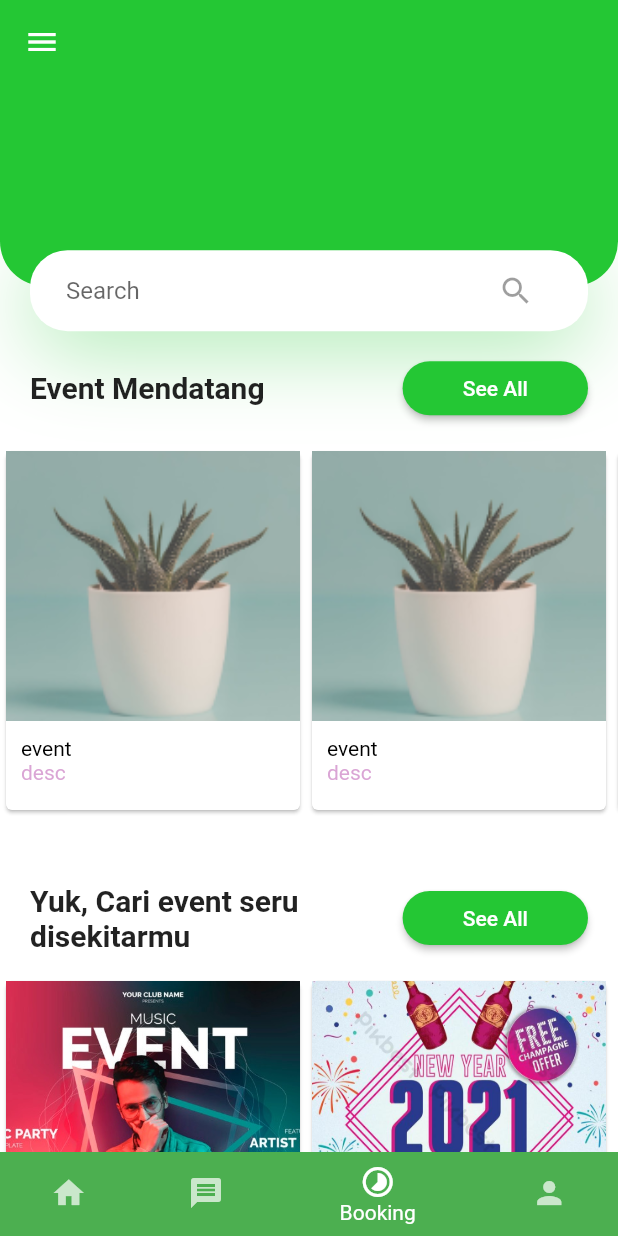
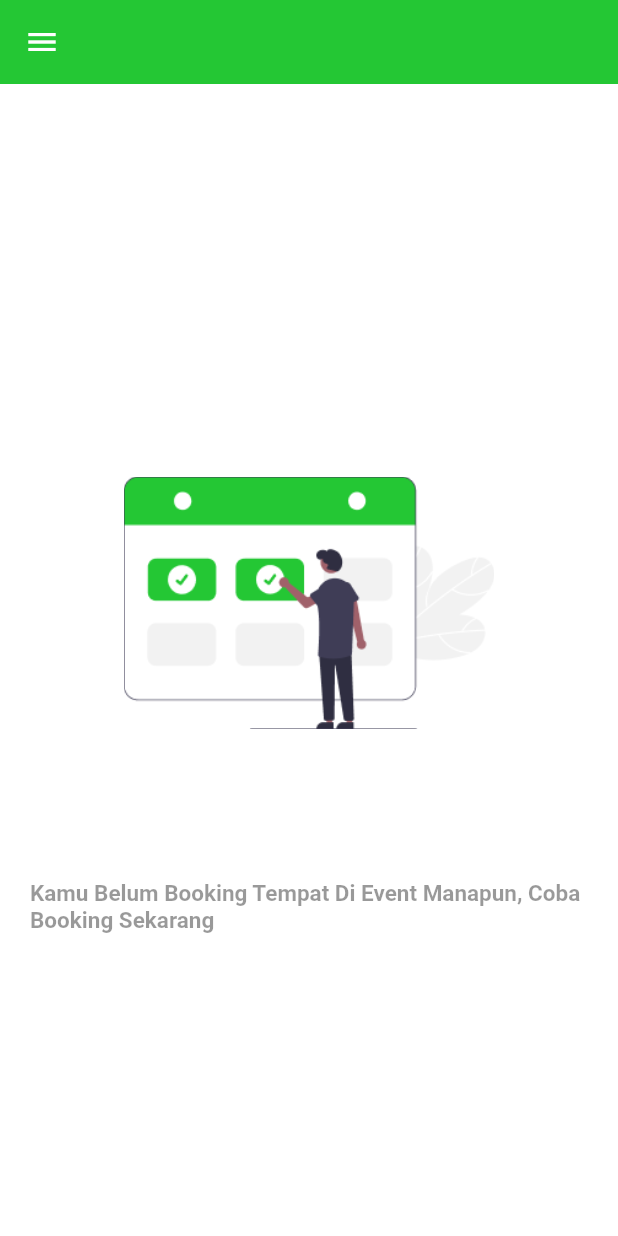
Before and after one commit to mrcad22/hackathon_garudahacks, a Flutter app: the HomePage screen opened directly, item 3 of the bottom bar chosen, on a phone screen of 412 x 824 dp. Run offline on Flutter 3.47's test engine with Material 2 defaults, Android fonts, the phone set to English and light mode, and no system bars; our stand-ins replace flutter_svg.

Commit message:
# frontend : apk name

```diff
--- /dev/null
+++ b/Frontend/lib/detail_page/booking_page.dart
@@ -0,0 +1,32 @@
+import 'package:flutter/material.dart';
+import 'package:flutter_svg/flutter_svg.dart';
+import 'package:gelarlapak/_constant.dart';
+import 'package:gelarlapak/detail_page/body.dart';
+
+class BokingPage extends StatelessWidget{
+  @override
+  Widget build(BuildContext context){
+    Size size = MediaQuery.of(context).size;
+    return Scaffold(
+      appBar: AppBar(
+            elevation: 0,
+            leading: IconButton(
+              icon: Icon(Icons.menu, color: Colors.white),
+              onPressed: null,
+            ),
+          ),
+      body: Container(
+        alignment: Alignment.center,
+        width: size.width,
+        height: size.height,
+        child: Column(mainAxisAlignment: MainAxisAlignment.center, crossAxisAlignment: CrossAxisAlignment.center,children: [
+          Image.asset('assets/icons/boking.png', width: size.height * 0.3, height: size.height * 0.4),
+          Padding(
+            padding: const EdgeInsets.all(20),
+            child: Text("Kamu Belum Booking Tempat Di Event Manapun, Coba Booking Sekarang",
+            style: TextStyle(fontSize:15, fontWeight: FontWeight.bold, color: Colors.black.withOpacity(0.4))),
+          )
+        ],),
+    ));
+  }
+}
```
Also changed, not shown: Frontend/lib/detail_page/chat_page.dart (added, +31 -0 lines), Frontend/lib/detail_page/user_page.dart (added, +20 -0 lines), Frontend/lib/global_components/bottom_navigation.dart (+22 -0 lines), Frontend/lib/home_page/_homepage.dart (+0 -25 lines), Frontend/assets/icons/_chat.svg (renamed from Frontend/assets/icons/chat.svg), Frontend/assets/icons/boking.png (added), Frontend/assets/icons/chat.png (added), Frontend/assets/icons/user.png (added), 8 other files.
